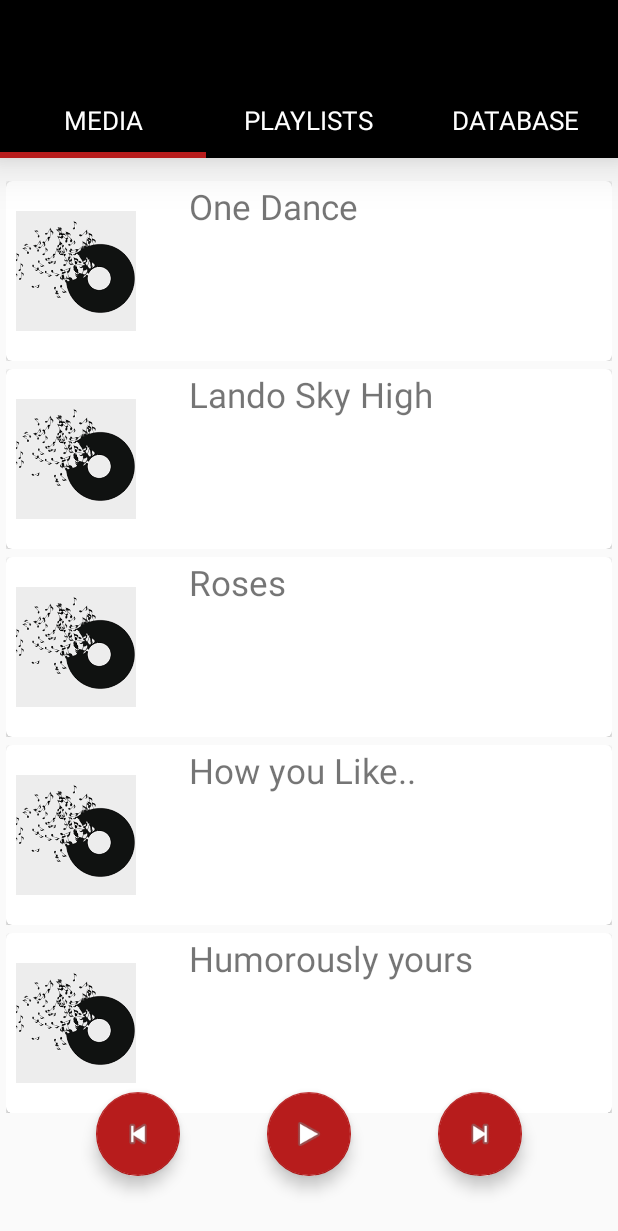
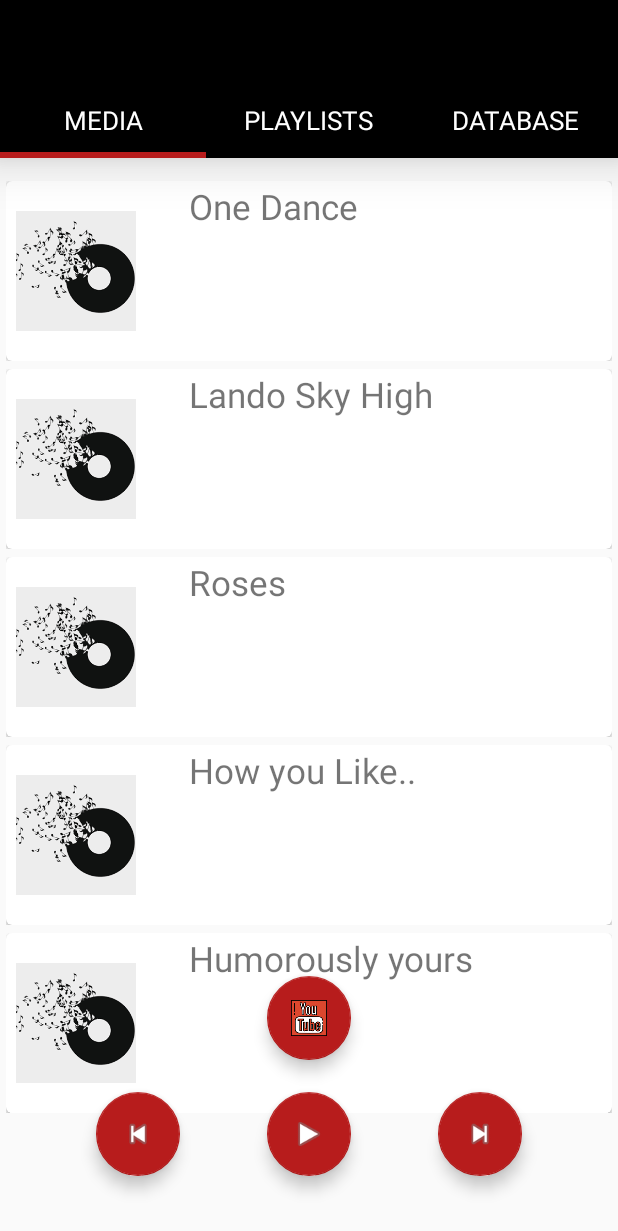
Before and after one commit to dhruv2601/HARDWELL, an Android app: the screen it shows after launch (MainActivity), on a phone screen of 412 x 824 dp. Shown: the top 1231 px of the screen. Run offline under Robolectric (Android 15) with nearby library versions, the phone set to English and light mode, and no system bars; libraries missing offline, so code that uses them is left out: de.codecrafters.tableview; 4 statements that could not run were skipped.

Commit message:
Youtube added

```diff
--- a/app/src/main/java/datapole/dbmsdhruvrathi/DataBaseHandler.java
+++ b/app/src/main/java/datapole/dbmsdhruvrathi/DataBaseHandler.java
@@ -76,8 +76,6 @@ public class DataBaseHandler extends SQLiteOpenHelper {
         return allSongsID;
     }
 
-
-
     public ArrayList<Integer> getSongsQueue() {
         Log.d(TAG, "afterArr");
         ArrayList<Integer> allSongsID = new ArrayList<>();
--- a/app/src/main/java/datapole/dbmsdhruvrathi/MainActivity.java
+++ b/app/src/main/java/datapole/dbmsdhruvrathi/MainActivity.java
@@ -31,7 +31,6 @@ public class MainActivity extends AppCompatActivity {
         window.clearFlags(WindowManager.LayoutParams.FLAG_TRANSLUCENT_STATUS);
 
         window.addFlags(WindowManager.LayoutParams.FLAG_DRAWS_SYSTEM_BAR_BACKGROUNDS);
-
 
         Toolbar toolbar = (Toolbar) findViewById(R.id.myToolbar);
         setSupportActionBar(toolbar);
--- a/app/src/main/java/datapole/dbmsdhruvrathi/MediaActivity.java
+++ b/app/src/main/java/datapole/dbmsdhruvrathi/MediaActivity.java
@@ -28,6 +28,7 @@ public class MediaActivity extends Fragment {
     public FloatingActionButton play;
     public FloatingActionButton next;
     public FloatingActionButton previous;
+    public FloatingActionButton youtube;
     public DataBaseHandler db;
     public String songList[] = {
             "onedance",
@@ -66,11 +67,20 @@ public class MediaActivity extends Fragment {
             play = (FloatingActionButton) view.findViewById(R.id.fab_play);
             next = (FloatingActionButton) view.findViewById(R.id.fab_next);
             previous = (FloatingActionButton) view.findViewById(R.id.fab_previous);
+            youtube = (FloatingActionButton) view.findViewById(R.id.fab_youtube);
 
             db = new DataBaseHandler(getContext());
 
             final int[] songNo = {0};
             final MediaPlayer[] mPlayer = {MediaPlayer.create(getContext(), R.raw.onedance)};
+
+            youtube.setOnClickListener(new View.OnClickListener() {
+                @Override
+                public void onClick(View view) {
+                    Intent i = new Intent(view.getContext(),YouTube.class);
+                    startActivity(i);
+                }
+            });
 
             play.setOnClickListener(new View.OnClickListener() {
                 @Override
--- a/app/src/main/java/datapole/dbmsdhruvrathi/ShowDB.java
+++ b/app/src/main/java/datapole/dbmsdhruvrathi/ShowDB.java
@@ -59,6 +59,9 @@ public class ShowDB extends Fragment {
             TableView<String[]> tableView = (TableView<String[]>) view.findViewById(R.id.tableView);
             tableView.setDataAdapter(new SimpleTableDataAdapter(view.getContext(), DATA_TO_SHOW));
 
+            TableView<String[]> tablePlaylist = (TableView<String[]>) view.findViewById(R.id.tablePlaylist);
+            tablePlaylist.setDataAdapter(new SimpleTableDataAdapter(view.getContext(), DATA_TO_SHOW));
+
             clearDB = (AppCompatButton) view.findViewById(R.id.clear_db);
             db = new DataBaseHandler(getContext());
             clearDB.setOnClickListener(new View.OnClickListener() {
--- a/app/src/main/res/layout/activity_media.xml
+++ b/app/src/main/res/layout/activity_media.xml
@@ -50,4 +50,17 @@
         android:clickable="true"
         android:src="@android:drawable/ic_media_previous"
         app:fabSize="normal" />
+
+    <android.support.design.widget.FloatingActionButton
+        android:id="@+id/fab_youtube"
+        android:layout_width="wrap_content"
+        android:layout_height="wrap_content"
+        android:layout_marginBottom="21dp"
+        android:clickable="true"
+        android:src="@drawable/youtube"
+        app:fabSize="normal"
+        android:layout_above="@+id/fab_play"
+        android:layout_alignLeft="@+id/fab_play"
+        android:layout_alignStart="@+id/fab_play" />
+
 </RelativeLayout>
--- a/app/src/main/res/values/strings.xml
+++ b/app/src/main/res/values/strings.xml
@@ -1,3 +1,3 @@
 <resources>
-    <string name="app_name">DBMS Dhruv Rathi</string>
+    <string name="app_name">HARDWELL</string>
 </resources>
```
Also changed, not shown: app/src/main/AndroidManifest.xml (+14 -2 lines), app/src/main/java/datapole/dbmsdhruvrathi/YouTube.java (added, +42 -0 lines), app/src/main/res/layout/activity_show_db.xml (+34 -11 lines), app/src/main/res/layout/activity_you_tube.xml (added, +13 -0 lines), app/src/main/res/drawable/youtube.png (added).
